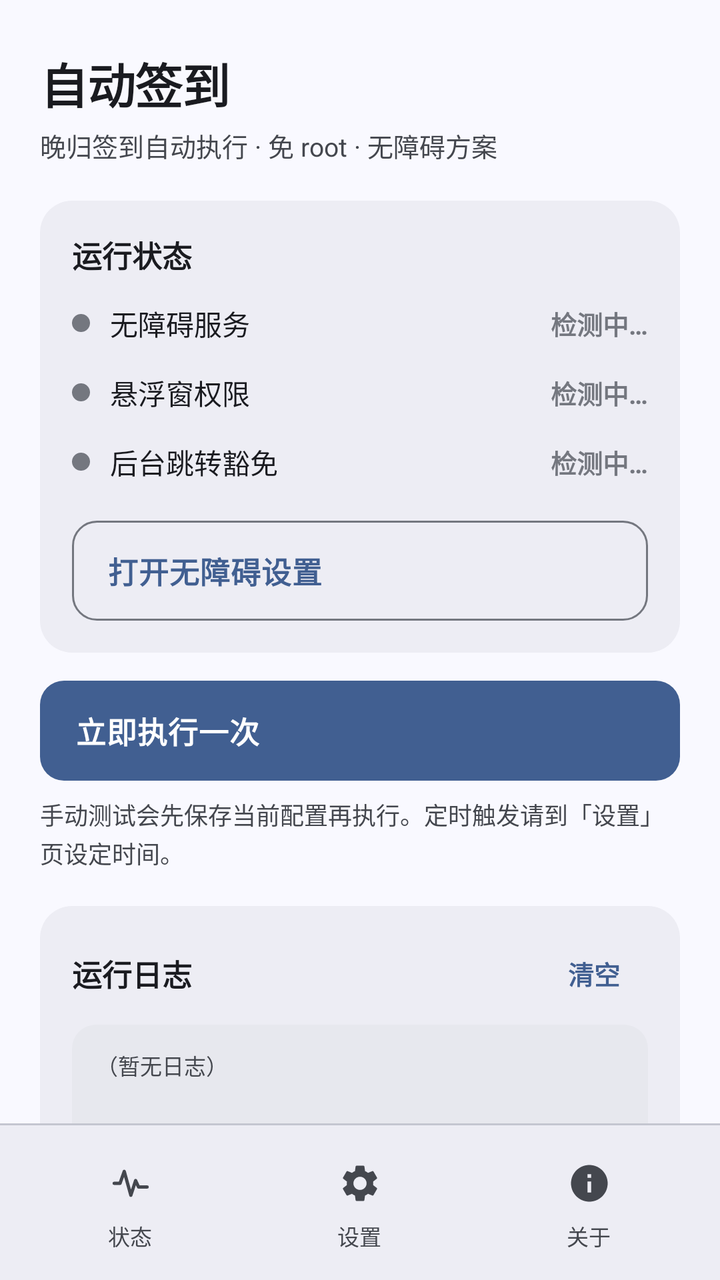
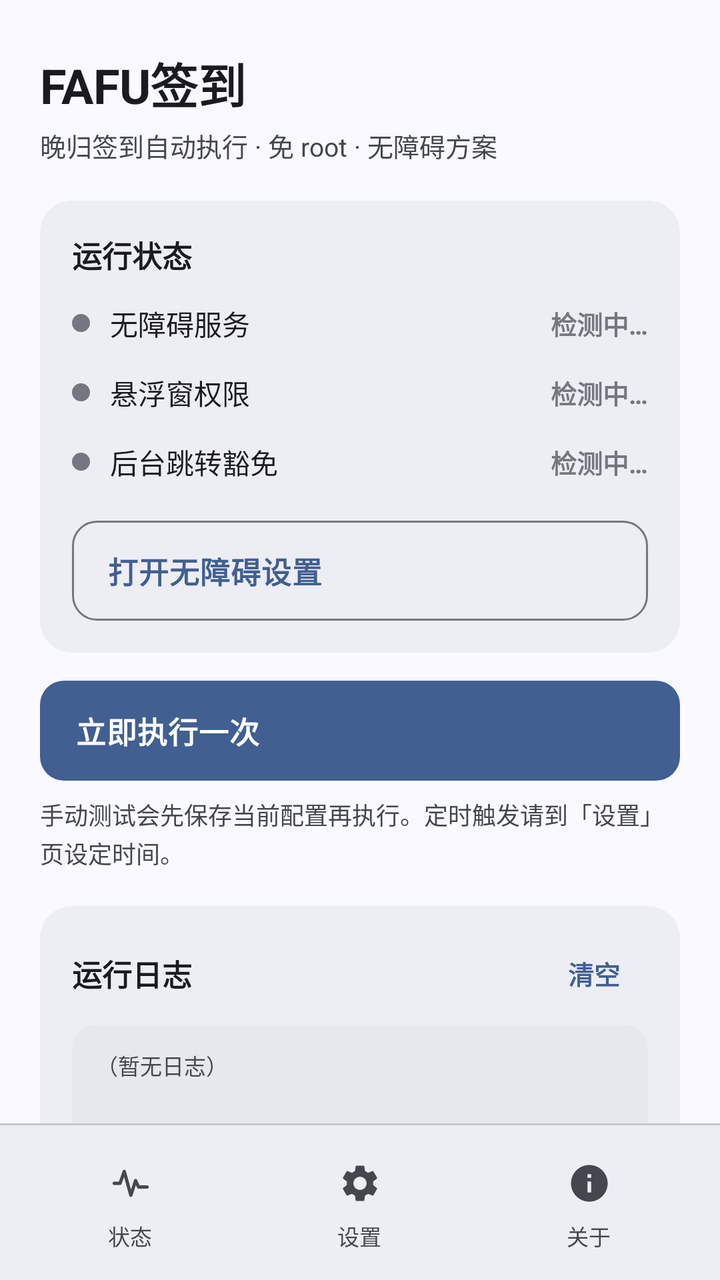

The first picture is an Android layout as it rendered before a commit; the second is the same layout after the commit. The layout source and the unified diff follow.
<!-- AndroidManifest.xml: application theme Theme.AutoCheckin -->
<!-- res/layout/activity_main.xml -->
<?xml version="1.0" encoding="utf-8"?>
<LinearLayout xmlns:android="http://schemas.android.com/apk/res/android"
    android:layout_width="match_parent"
    android:layout_height="match_parent"
    android:background="@color/md_background"
    android:orientation="vertical">

    
    <FrameLayout
        android:id="@+id/pageHost"
        android:layout_width="match_parent"
        android:layout_height="0dp"
        android:layout_weight="1">

        
        <ScrollView
            android:id="@+id/pageStatus"
            android:layout_width="match_parent"
            android:layout_height="match_parent"
            android:fillViewport="true"
            android:scrollbars="none">

            <LinearLayout
                android:layout_width="match_parent"
                android:layout_height="wrap_content"
                android:orientation="vertical"
                android:paddingHorizontal="20dp"
                android:paddingTop="24dp"
                android:paddingBottom="24dp">

                <TextView
                    style="@style/TitleText"
                    android:layout_width="match_parent"
                    android:layout_height="wrap_content"
                    android:text="自动签到" />

                <TextView
                    style="@style/SubtitleText"
                    android:layout_width="match_parent"
                    android:layout_height="wrap_content"
                    android:layout_marginTop="4dp"
                    android:layout_marginBottom="18dp"
                    android:text="晚归签到自动执行 · 免 root · 无障碍方案" />

                
                <LinearLayout style="@style/Card"
                    android:layout_width="match_parent"
                    android:layout_height="wrap_content">

                    <TextView
                        style="@style/CardTitle"
                        android:layout_width="match_parent"
                        android:layout_height="wrap_content"
                        android:text="运行状态" />

                    <LinearLayout
                        style="@style/StatusRow"
                        android:layout_width="match_parent"
                        android:layout_height="wrap_content"
                        android:layout_marginTop="6dp">

                        <View
                            android:id="@+id/dotAccess"
                            android:layout_width="9dp"
                            android:layout_height="9dp"
                            android:background="@drawable/bg_dot" />

                        <TextView
                            style="@style/StatusLabel"
                            android:layout_width="0dp"
                            android:layout_height="wrap_content"
                            android:layout_marginStart="10dp"
                            android:layout_weight="1"
                            android:text="无障碍服务" />

                        <TextView
                            android:id="@+id/valAccess"
                            style="@style/StatusValue"
                            android:layout_width="wrap_content"
                            android:layout_height="wrap_content"
                            android:text="检测中…" />
                    </LinearLayout>

                    <LinearLayout
                        style="@style/StatusRow"
                        android:layout_width="match_parent"
                        android:layout_height="wrap_content">

                        <View
                            android:id="@+id/dotOverlay"
                            android:layout_width="9dp"
                            android:layout_height="9dp"
                            android:background="@drawable/bg_dot" />

                        <TextView
                            style="@style/StatusLabel"
                            android:layout_width="0dp"
                            android:layout_height="wrap_content"
                            android:layout_marginStart="10dp"
                            android:layout_weight="1"
                            android:text="悬浮窗权限" />

                        <TextView
                            android:id="@+id/valOverlay"
                            style="@style/StatusValue"
                            android:layout_width="wrap_content"
                            android:layout_height="wrap_content"
                            android:text="检测中…" />
                    </LinearLayout>

                    <LinearLayout
                        style="@style/StatusRow"
                        android:layout_width="match_parent"
                        android:layout_height="wrap_content">

                        <View
                            android:id="@+id/dotProbe"
                            android:layout_width="9dp"
                            android:layout_height="9dp"
                            android:background="@drawable/bg_dot" />

                        <TextView
                            style="@style/StatusLabel"
                            android:layout_width="0dp"
                            android:layout_height="wrap_content"
                            android:layout_marginStart="10dp"
                            android:layout_weight="1"
                            android:text="后台跳转豁免" />

                        <TextView
                            android:id="@+id/valProbe"
                            style="@style/StatusValue"
                            android:layout_width="wrap_content"
                            android:layout_height="wrap_content"
                            android:text="检测中…" />
                    </LinearLayout>

                    <Button
                        android:id="@+id/btnAccess"
                        style="@style/OutlinedButton"
                        android:layout_width="match_parent"
                        android:layout_height="wrap_content"
                        android:layout_marginTop="12dp"
                        android:text="打开无障碍设置" />
                </LinearLayout>

                
                <Button
                    android:id="@+id/btnRun"
                    style="@style/PrimaryButton"
                    android:layout_width="match_parent"
                    android:layout_height="wrap_content"
                    android:layout_marginTop="14dp"
                    android:text="立即执行一次" />

                <TextView
                    style="@style/CardHint"
                    android:layout_width="match_parent"
                    android:layout_height="wrap_content"
                    android:layout_marginTop="8dp"
                    android:text="手动测试会先保存当前配置再执行。定时触发请到「设置」页设定时间。" />

                
                <LinearLayout style="@style/Card"
                    android:layout_width="match_parent"
                    android:layout_height="wrap_content"
                    android:layout_marginTop="18dp">

                    <LinearLayout
                        android:layout_width="match_parent"
                        android:layout_height="wrap_content"
                        android:gravity="center_vertical"
                        android:orientation="horizontal">

                        <TextView
                            style="@style/CardTitle"
                            android:layout_width="0dp"
                            android:layout_height="wrap_content"
                            android:layout_weight="1"
                            android:text="运行日志" />

                        <Button
                            android:id="@+id/btnClearLog"
                            style="@style/TextButton"
                            android:layout_width="wrap_content"
                            android:layout_height="wrap_content"
                            android:text="清空" />
                    </LinearLayout>

                    <ScrollView
                        android:id="@+id/logScroll"
                        android:layout_width="match_parent"
                        android:layout_height="260dp"
                        android:layout_marginTop="8dp"
                        android:background="@drawable/bg_log"
                        android:padding="12dp"
                        android:scrollbars="none">

                        <TextView
                            android:id="@+id/tvLog"
                            android:layout_width="match_parent"
                            android:layout_height="wrap_content"
                            android:lineSpacingExtra="3dp"
                            android:text="（暂无日志）"
                            android:textColor="@color/md_on_surface_variant"
                            android:textSize="11sp"
                            android:typeface="monospace" />
                    </ScrollView>
                </LinearLayout>

            </LinearLayout>
        </ScrollView>

        
        <ScrollView
            android:id="@+id/pageSettings"
            android:layout_width="match_parent"
            android:layout_height="match_parent"
            android:fillViewport="true"
            android:scrollbars="none"
            android:visibility="gone">

            <LinearLayout
                android:layout_width="match_parent"
                android:layout_height="wrap_content"
                android:orientation="vertical"
                android:paddingHorizontal="20dp"
                android:paddingTop="24dp"
                android:paddingBottom="24dp">

                <TextView
                    style="@style/TitleText"
                    android:layout_width="match_parent"
                    android:layout_height="wrap_content"
                    android:text="设置" />

                <TextView
                    style="@style/SubtitleText"
                    android:layout_width="match_parent"
                    android:layout_height="wrap_content"
                    android:layout_marginTop="4dp"
                    android:layout_marginBottom="18dp"
                    android:text="改完记得点最下方的保存" />

                
                <LinearLayout style="@style/Card"
                    android:layout_width="match_parent"
                    android:layout_height="wrap_content">

                    <TextView
                        style="@style/CardTitle"
                        android:layout_width="match_parent"
                        android:layout_height="wrap_content"
                        android:text="签到入口链接" />

                    <TextView
                        style="@style/CardHint"
                        android:layout_width="match_parent"
                        android:layout_height="wrap_content"
                        android:layout_marginTop="3dp"
                        android:layout_marginBottom="10dp"
                        android:text="deeplink 或 intent 原样粘贴。扫码链接优先，失败自动回落到主页入口" />

                    <EditText
                        android:id="@+id/etIntent"
                        style="@style/FieldEdit"
                        android:layout_width="match_parent"
                        android:layout_height="wrap_content"
                        android:hint="hwwelink://... 或 intent://...#Intent;...end"
                        android:importantForAutofill="no"
                        android:inputType="textUri" />
                </LinearLayout>

                
                <LinearLayout style="@style/Card"
                    android:layout_width="match_parent"
                    android:layout_height="wrap_content"
                    android:layout_marginTop="14dp">

                    <TextView
                        style="@style/CardTitle"
                        android:layout_width="match_parent"
                        android:layout_height="wrap_content"
                        android:text="目标应用包名" />

                    <TextView
                        style="@style/CardHint"
                        android:layout_width="match_parent"
                        android:layout_height="wrap_content"
                        android:layout_marginTop="3dp"
                        android:layout_marginBottom="10dp"
                        android:text="用于判断是否真的跳转成功，留空则不校验" />

                    <EditText
                        android:id="@+id/etPkg"
                        style="@style/FieldEdit"
                        android:layout_width="match_parent"
                        android:layout_height="wrap_content"
                        android:hint="cn.edu.fafu.iportal"
                        android:importantForAutofill="no"
                        android:inputType="text" />
                </LinearLayout>

                
                <LinearLayout style="@style/Card"
                    android:layout_width="match_parent"
                    android:layout_height="wrap_content"
                    android:layout_marginTop="14dp">

                    <TextView
                        style="@style/CardTitle"
                        android:layout_width="match_parent"
                        android:layout_height="wrap_content"
                        android:text="点击步骤" />

                    <TextView
                        style="@style/CardHint"
                        android:layout_width="match_parent"
                        android:layout_height="wrap_content"
                        android:layout_marginTop="3dp"
                        android:layout_marginBottom="10dp"
                        android:text="每行一条，自上而下执行\n格式  kind|value|contains|optional|waitMs|last\nkind = tab / text / textwait / id / desc / cls / uni / uiwait / xy / shutter / scroll / sleep" />

                    <EditText
                        android:id="@+id/etSteps"
                        style="@style/FieldEditMono"
                        android:layout_width="match_parent"
                        android:layout_height="260dp"
                        android:gravity="top|start"
                        android:importantForAutofill="no"
                        android:inputType="textMultiLine|textNoSuggestions" />
                </LinearLayout>

                
                <LinearLayout style="@style/Card"
                    android:layout_width="match_parent"
                    android:layout_height="wrap_content"
                    android:layout_marginTop="14dp">

                    <TextView
                        style="@style/CardTitle"
                        android:layout_width="match_parent"
                        android:layout_height="wrap_content"
                        android:text="每日定时" />

                    <Switch
                        android:id="@+id/cbEnabled"
                        android:layout_width="match_parent"
                        android:layout_height="wrap_content"
                        android:layout_marginTop="8dp"
                        android:minHeight="0dp"
                        android:text="启用自动签到"
                        android:textColor="@color/md_on_surface"
                        android:textSize="14sp" />

                    <LinearLayout
                        android:layout_width="match_parent"
                        android:layout_height="wrap_content"
                        android:layout_marginTop="12dp"
                        android:gravity="center_vertical"
                        android:orientation="horizontal">

                        <EditText
                            android:id="@+id/etHour"
                            style="@style/FieldEdit"
                            android:layout_width="78dp"
                            android:layout_height="wrap_content"
                            android:gravity="center"
                            android:importantForAutofill="no"
                            android:inputType="number"
                            android:maxLength="2" />

                        <TextView
                            style="@style/StatusLabel"
                            android:layout_width="wrap_content"
                            android:layout_height="wrap_content"
                            android:layout_marginStart="8dp"
                            android:text="时" />

                        <EditText
                            android:id="@+id/etMinute"
                            style="@style/FieldEdit"
                            android:layout_width="78dp"
                            android:layout_height="wrap_content"
                            android:layout_marginStart="20dp"
                            android:gravity="center"
                            android:importantForAutofill="no"
                            android:inputType="number"
                            android:maxLength="2" />

                        <TextView
                            style="@style/StatusLabel"
                            android:layout_width="wrap_content"
                            android:layout_height="wrap_content"
                            android:layout_marginStart="8dp"
                            android:text="分" />
                    </LinearLayout>

                    <TextView
                        style="@style/CardHint"
                        android:layout_width="match_parent"
                        android:layout_height="wrap_content"
                        android:layout_marginTop="10dp"
                        android:text="建议设在签到窗口开启后几分钟，留出 App 加载时间" />
                </LinearLayout>

                
                <LinearLayout style="@style/Card"
                    android:layout_width="match_parent"
                    android:layout_height="wrap_content"
                    android:layout_marginTop="14dp">

                    <TextView
                        style="@style/CardTitle"
                        android:layout_width="match_parent"
                        android:layout_height="wrap_content"
                        android:text="调试" />

                    <Switch
                        android:id="@+id/cbDebug"
                        android:layout_width="match_parent"
                        android:layout_height="wrap_content"
                        android:layout_marginTop="8dp"
                        android:minHeight="0dp"
                        android:text="只跑 1 轮，失败即停并保留现场"
                        android:textColor="@color/md_on_surface"
                        android:textSize="13sp" />

                    <TextView
                        style="@style/CardHint"
                        android:layout_width="match_parent"
                        android:layout_height="wrap_content"
                        android:layout_marginTop="6dp"
                        android:text="立即生效，不需要点保存。排查问题后记得关掉" />
                </LinearLayout>

                <Button
                    android:id="@+id/btnSave"
                    style="@style/PrimaryButton"
                    android:layout_width="match_parent"
                    android:layout_height="wrap_content"
                    android:layout_marginTop="18dp"
                    android:text="保存配置并应用定时" />

            </LinearLayout>
        </ScrollView>

        
        <ScrollView
            android:id="@+id/pageAbout"
            android:layout_width="match_parent"
            android:layout_height="match_parent"
            android:fillViewport="true"
            android:scrollbars="none"
            android:visibility="gone">

            <LinearLayout
                android:layout_width="match_parent"
                android:layout_height="wrap_content"
                android:orientation="vertical"
                android:paddingHorizontal="20dp"
                android:paddingTop="24dp"
                android:paddingBottom="24dp">

                <TextView
                    style="@style/TitleText"
                    android:layout_width="match_parent"
                    android:layout_height="wrap_content"
                    android:text="自动签到" />

                <TextView
                    android:id="@+id/tvVersion"
                    style="@style/SubtitleText"
                    android:layout_width="match_parent"
                    android:layout_height="wrap_content"
                    android:layout_marginTop="4dp"
                    android:layout_marginBottom="18dp"
                    android:text="版本 —" />

                
                <LinearLayout style="@style/Card"
                    android:layout_width="match_parent"
                    android:layout_height="wrap_content">

                    <LinearLayout
                        android:layout_width="match_parent"
                        android:layout_height="wrap_content"
                        android:gravity="center_vertical"
                        android:orientation="horizontal">

                        <TextView
                            style="@style/CardTitle"
                            android:layout_width="0dp"
                            android:layout_height="wrap_content"
                            android:layout_weight="1"
                            android:text="软件更新" />

                        <Button
                            android:id="@+id/btnCheckUpdate"
                            style="@style/TextButton"
                            android:layout_width="wrap_content"
                            android:layout_height="wrap_content"
                            android:text="检查更新" />
                    </LinearLayout>

                    <TextView
                        android:id="@+id/tvUpdateState"
                        style="@style/CardHint"
                        android:layout_width="match_parent"
                        android:layout_height="wrap_content"
                        android:layout_marginTop="2dp"
                        android:text="与 GitHub 上的最新发布对比版本号" />
                </LinearLayout>

                
                <LinearLayout style="@style/Card"
                    android:layout_width="match_parent"
                    android:layout_height="wrap_content"
                    android:layout_marginTop="14dp">

                    <TextView
                        style="@style/CardTitle"
                        android:layout_width="match_parent"
                        android:layout_height="wrap_content"
                        android:text="相关链接" />

                    <LinearLayout
                        android:id="@+id/lnkRepo"
                        style="@style/LinkRow"
                        android:layout_width="match_parent"
                        android:layout_height="wrap_content"
                        android:layout_marginTop="6dp">

                        <TextView
                            style="@style/LinkText"
                            android:layout_width="0dp"
                            android:layout_height="wrap_content"
                            android:layout_weight="1"
                            android:text="GitHub 仓库" />

                        <TextView
                            style="@style/LinkArrow"
                            android:layout_width="wrap_content"
                            android:layout_height="wrap_content"
                            android:text="↗" />
                    </LinearLayout>

                    <LinearLayout
                        android:id="@+id/lnkLatest"
                        style="@style/LinkRow"
                        android:layout_width="match_parent"
                        android:layout_height="wrap_content">

                        <TextView
                            style="@style/LinkText"
                            android:layout_width="0dp"
                            android:layout_height="wrap_content"
                            android:layout_weight="1"
                            android:text="下载最新版" />

                        <TextView
                            style="@style/LinkArrow"
                            android:layout_width="wrap_content"
                            android:layout_height="wrap_content"
                            android:text="↗" />
                    </LinearLayout>

                    <LinearLayout
                        android:id="@+id/lnkIssues"
                        style="@style/LinkRow"
                        android:layout_width="match_parent"
                        android:layout_height="wrap_content">

                        <TextView
                            style="@style/LinkText"
                            android:layout_width="0dp"
                            android:layout_height="wrap_content"
                            android:layout_weight="1"
                            android:text="反馈问题" />

                        <TextView
                            style="@style/LinkArrow"
                            android:layout_width="wrap_content"
                            android:layout_height="wrap_content"
                            android:text="↗" />
                    </LinearLayout>
                </LinearLayout>

                
                <LinearLayout style="@style/Card"
                    android:layout_width="match_parent"
                    android:layout_height="wrap_content"
                    android:layout_marginTop="14dp">

                    <LinearLayout
                        android:id="@+id/hdrHow"
                        style="@style/FoldHeader"
                        android:layout_width="match_parent"
                        android:layout_height="wrap_content">

                        <TextView
                            style="@style/CardTitle"
                            android:layout_width="0dp"
                            android:layout_height="wrap_content"
                            android:layout_weight="1"
                            android:text="工作原理" />

                        <TextView
                            android:id="@+id/arwHow"
                            style="@style/FoldArrow"
                            android:layout_width="wrap_content"
                            android:layout_height="wrap_content"
                            android:text="▾" />
                    </LinearLayout>

                    <TextView
                        android:id="@+id/bodyHow"
                        style="@style/BodyText"
                        android:layout_width="match_parent"
                        android:layout_height="wrap_content"
                        android:layout_marginTop="8dp"
                        android:visibility="gone"
                        android:text="通过系统无障碍服务读取屏幕上的控件，再按你在「设置」里写好的步骤依次点击，走完整个签到流程。\n\n全程不修改目标应用的任何数据，也不注入代码，只是模拟一只手在点屏幕。因此它天然跟随界面变化——目标应用改版后，改步骤表即可，无需重新打包。" />
                </LinearLayout>

                
                <LinearLayout style="@style/Card"
                    android:layout_width="match_parent"
                    android:layout_height="wrap_content"
                    android:layout_marginTop="14dp">

                    <LinearLayout
                        android:id="@+id/hdrSteps"
                        style="@style/FoldHeader"
                        android:layout_width="match_parent"
                        android:layout_height="wrap_content">

                        <TextView
                            style="@style/CardTitle"
                            android:layout_width="0dp"
                            android:layout_height="wrap_content"
                            android:layout_weight="1"
                            android:text="首次使用三步" />

                        <TextView
                            android:id="@+id/arwSteps"
                            style="@style/FoldArrow"
                            android:layout_width="wrap_content"
                            android:layout_height="wrap_content"
                            android:text="▾" />
                    </LinearLayout>

                    <TextView
                        android:id="@+id/bodySteps"
                        style="@style/BodyText"
                        android:layout_width="match_parent"
                        android:layout_height="wrap_content"
                        android:layout_marginTop="8dp"
                        android:visibility="gone"
                        android:text="① 在「状态」页开启无障碍服务，并授予悬浮窗权限。\n\n② 在「设置」页粘贴签到入口链接与目标应用包名，保存。\n\n③ 打开每日定时并设定时间，建议设在签到窗口开启后几分钟。" />
                </LinearLayout>

                
                <LinearLayout style="@style/Card"
                    android:layout_width="match_parent"
                    android:layout_height="wrap_content"
                    android:layout_marginTop="14dp">

                    <LinearLayout
                        android:id="@+id/hdrNotes"
                        style="@style/FoldHeader"
                        android:layout_width="match_parent"
                        android:layout_height="wrap_content">

                        <TextView
                            style="@style/CardTitle"
                            android:layout_width="0dp"
                            android:layout_height="wrap_content"
                            android:layout_weight="1"
                            android:text="注意事项" />

                        <TextView
                            android:id="@+id/arwNotes"
                            style="@style/FoldArrow"
                            android:layout_width="wrap_content"
                            android:layout_height="wrap_content"
                            android:text="▾" />
                    </LinearLayout>

                    <TextView
                        android:id="@+id/bodyNotes"
                        style="@style/BodyText"
                        android:layout_width="match_parent"
                        android:layout_height="wrap_content"
                        android:layout_marginTop="8dp"
                        android:visibility="gone"
                        android:text="· 定时触发时本应用在后台，必须授予「显示在其他应用上层」，否则跳转会被 Android 12 及以上静默拦截。\n\n· 目标页面偶发卡在「加载中」，程序会自动退回并重开卡片重试，无需人工干预。\n\n· 步骤表里「提交签到」一步默认关闭。请先确认整条链路无误，再自行启用。" />
                </LinearLayout>

            </LinearLayout>
        </ScrollView>

    </FrameLayout>

    
    <LinearLayout
        android:id="@+id/tabBar"
        android:layout_width="match_parent"
        android:layout_height="wrap_content"
        android:background="@drawable/bg_tab_bar"
        android:orientation="horizontal"
        android:paddingHorizontal="8dp"
        android:paddingTop="6dp"
        android:paddingBottom="6dp">

        
        <LinearLayout
            android:id="@+id/tabStatus"
            android:layout_width="0dp"
            android:layout_height="wrap_content"
            android:layout_weight="1"
            android:background="@drawable/bg_tab_item"
            android:clickable="true"
            android:focusable="true"
            android:gravity="center_horizontal"
            android:orientation="vertical"
            android:paddingVertical="8dp">

            <FrameLayout
                android:id="@+id/indStatus"
                android:layout_width="56dp"
                android:layout_height="32dp"
                android:background="@drawable/bg_tab_indicator">

                <ImageView
                    android:id="@+id/icoStatus"
                    android:layout_width="22dp"
                    android:layout_height="22dp"
                    android:layout_gravity="center"
                    android:contentDescription="@null"
                    android:src="@drawable/ic_tab_status" />
            </FrameLayout>

            <TextView
                android:id="@+id/lblStatus"
                style="@style/TabLabel"
                android:layout_width="wrap_content"
                android:layout_height="wrap_content"
                android:layout_marginTop="2dp"
                android:text="状态" />
        </LinearLayout>

        
        <LinearLayout
            android:id="@+id/tabSettings"
            android:layout_width="0dp"
            android:layout_height="wrap_content"
            android:layout_weight="1"
            android:background="@drawable/bg_tab_item"
            android:clickable="true"
            android:focusable="true"
            android:gravity="center_horizontal"
            android:orientation="vertical"
            android:paddingVertical="8dp">

            <FrameLayout
                android:id="@+id/indSettings"
                android:layout_width="56dp"
                android:layout_height="32dp"
                android:background="@drawable/bg_tab_indicator">

                <ImageView
                    android:id="@+id/icoSettings"
                    android:layout_width="22dp"
                    android:layout_height="22dp"
                    android:layout_gravity="center"
                    android:contentDescription="@null"
                    android:src="@drawable/ic_tab_settings" />
            </FrameLayout>

            <TextView
                android:id="@+id/lblSettings"
                style="@style/TabLabel"
                android:layout_width="wrap_content"
                android:layout_height="wrap_content"
                android:layout_marginTop="2dp"
                android:text="设置" />
        </LinearLayout>

        
        <LinearLayout
            android:id="@+id/tabAbout"
            android:layout_width="0dp"
            android:layout_height="wrap_content"
            android:layout_weight="1"
            android:background="@drawable/bg_tab_item"
            android:clickable="true"
            android:focusable="true"
            android:gravity="center_horizontal"
            android:orientation="vertical"
            android:paddingVertical="8dp">

            <FrameLayout
                android:id="@+id/indAbout"
                android:layout_width="56dp"
                android:layout_height="32dp"
                android:background="@drawable/bg_tab_indicator">

                <ImageView
                    android:id="@+id/icoAbout"
                    android:layout_width="22dp"
                    android:layout_height="22dp"
                    android:layout_gravity="center"
                    android:contentDescription="@null"
                    android:src="@drawable/ic_tab_about" />
            </FrameLayout>

            <TextView
                android:id="@+id/lblAbout"
                style="@style/TabLabel"
                android:layout_width="wrap_content"
                android:layout_height="wrap_content"
                android:layout_marginTop="2dp"
                android:text="关于" />
        </LinearLayout>

    </LinearLayout>
</LinearLayout>
<!-- resources referenced by this layout -->
<resources>
  <color name="md_background">#F9F9FF</color>
  <color name="md_on_surface">#1A1B20</color>
  <color name="md_on_surface_variant">#44474E</color>
  <style name="BodyText">
          <item name="android:textColor">@color/md_on_surface_variant</item>
          <item name="android:textSize">13sp</item>
          <item name="android:lineSpacingExtra">5dp</item>
      </style>
  <style name="Card">
          <item name="android:background">@drawable/bg_card</item>
          <item name="android:orientation">vertical</item>
          <item name="android:padding">16dp</item>
      </style>
  <style name="CardHint">
          <item name="android:textColor">@color/md_on_surface_variant</item>
          <item name="android:textSize">12sp</item>
          <item name="android:lineSpacingExtra">2dp</item>
      </style>
  <style name="CardTitle">
          <item name="android:textColor">@color/md_on_surface</item>
          <item name="android:textSize">15sp</item>
          <item name="android:textStyle">bold</item>
      </style>
  <style name="FieldEditMono" parent="FieldEdit">
          <item name="android:typeface">monospace</item>
          <item name="android:textSize">13sp</item>
          <item name="android:lineSpacingExtra">3dp</item>
      </style>
  <style name="FoldArrow">
          <item name="android:textColor">@color/md_on_surface_variant</item>
          <item name="android:textSize">14sp</item>
      </style>
  <style name="LinkArrow">
          <item name="android:textColor">@color/md_primary</item>
          <item name="android:textSize">14sp</item>
      </style>
  <style name="LinkText">
          <item name="android:textColor">@color/md_on_surface</item>
          <item name="android:textSize">14sp</item>
      </style>
  <style name="OutlinedButton" parent="PrimaryButton">
          <item name="android:background">@drawable/bg_btn_outlined</item>
          <item name="android:textColor">@color/md_primary</item>
      </style>
  <style name="StatusLabel">
          <item name="android:textColor">@color/md_on_surface</item>
          <item name="android:textSize">14sp</item>
      </style>
  <style name="StatusRow">
          <item name="android:orientation">horizontal</item>
          <item name="android:gravity">center_vertical</item>
          <item name="android:paddingVertical">7dp</item>
      </style>
  <style name="StatusValue">
          <item name="android:textSize">13sp</item>
          <item name="android:textStyle">bold</item>
          <item name="android:textColor">@color/status_idle</item>
      </style>
  <style name="SubtitleText">
          <item name="android:textColor">@color/md_on_surface_variant</item>
          <item name="android:textSize">13sp</item>
      </style>
  <style name="TabLabel">
          <item name="android:textColor">@color/md_on_surface_variant</item>
          <item name="android:textSize">11sp</item>
          <item name="android:letterSpacing">0.01</item>
      </style>
  <style name="TitleText">
          <item name="android:textColor">@color/md_on_surface</item>
          <item name="android:textSize">24sp</item>
          <item name="android:textStyle">bold</item>
          <item name="android:letterSpacing">-0.01</item>
      </style>
  <color name="status_idle">#74777F</color>
  <color name="md_surface_container_high">#E7E8EE</color>
  <color name="md_surface_container">#EDEDF4</color>
  <color name="md_outline_variant">#C4C6D0</color>
  <color name="md_primary_container">#D6E3FF</color>
  <color name="ripple_on_surface">#1F000000</color>
  <!-- drawable bg_card (drawable) -->
  <?xml version="1.0" encoding="utf-8"?>
  <shape xmlns:android="http://schemas.android.com/apk/res/android"
      android:shape="rectangle">
      <solid android:color="@color/md_surface_container" />
      <corners android:radius="16dp" />
  </shape>
  <color name="md_primary">#415F91</color>
  <color name="md_on_primary">#FFFFFF</color>
  <color name="md_outline">#74777F</color>
  <color name="ripple_on_primary">#33FFFFFF</color>
</resources>

<!-- the commit's change to res/layout/activity_main.xml (unified diff, before → after) -->
@@ -32,7 +32,7 @@
                     style="@style/TitleText"
                     android:layout_width="match_parent"
                     android:layout_height="wrap_content"
-                    android:text="自动签到" />
+                    android:text="FAFU签到" />
 
                 <TextView
                     style="@style/SubtitleText"
@@ -466,7 +466,7 @@
                     style="@style/TitleText"
                     android:layout_width="match_parent"
                     android:layout_height="wrap_content"
-                    android:text="自动签到" />
+                    android:text="FAFU签到" />
 
                 <TextView
                     android:id="@+id/tvVersion"
